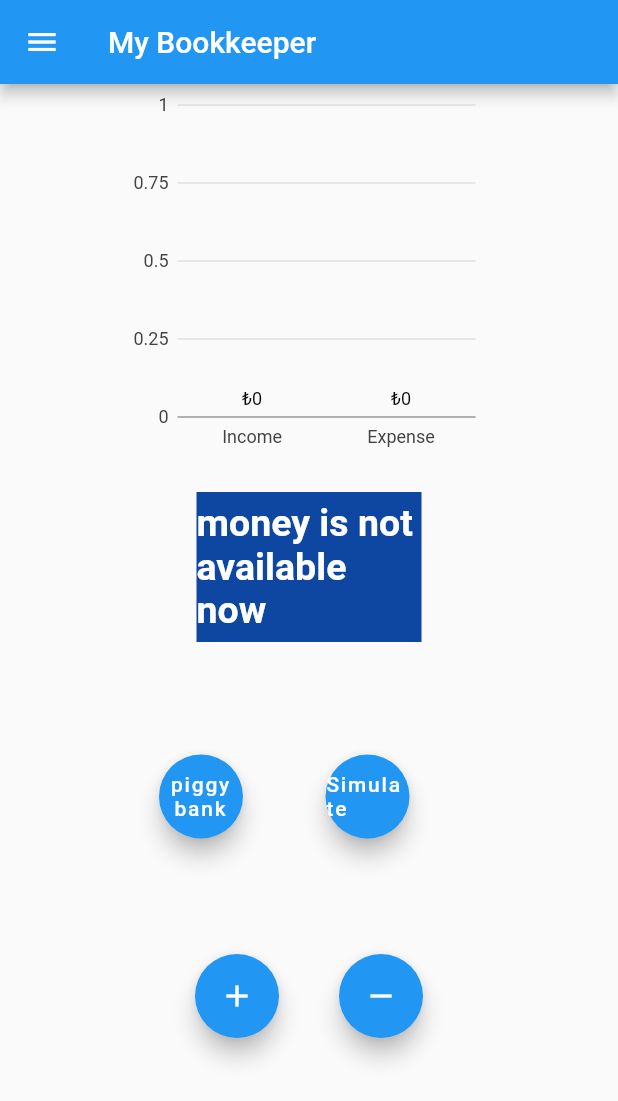
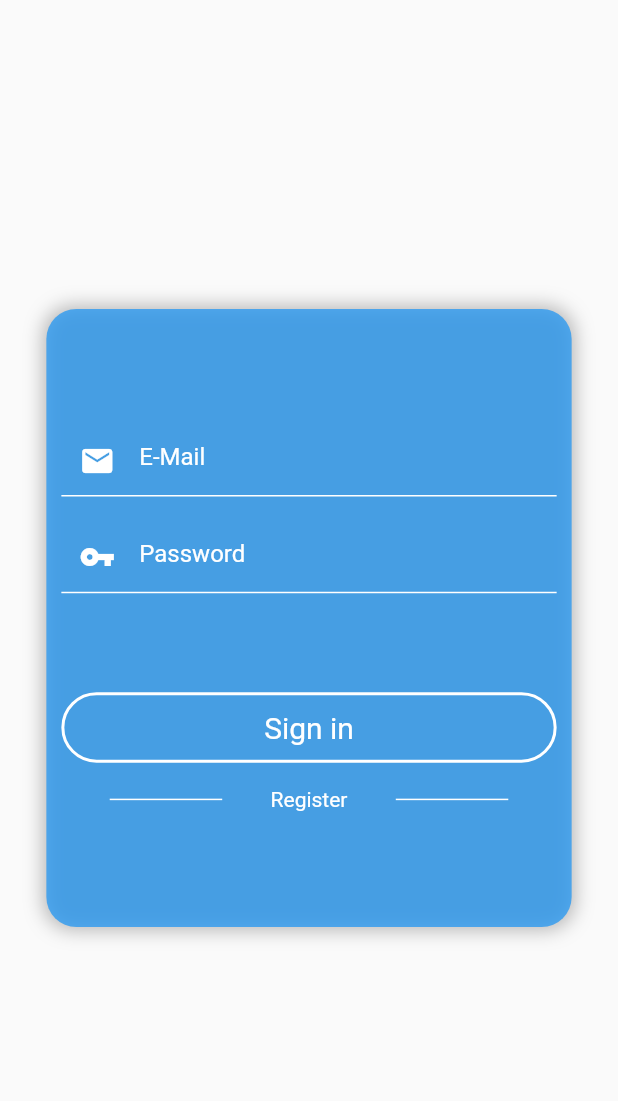
Before and after one commit to alperen8/budget_pro, a Flutter app: the screen it shows after launch, on a phone screen of 412 x 824 dp. Shown: the top 1101 px of the screen. Run offline on Flutter 3.47's test engine with Material 2 defaults, Android fonts, the phone set to English and light mode, and no system bars; our stand-ins replace charts_flutter, cloud_firestore, firebase_auth, firebase_core; accounts and stored records are empty.

Commit message:
second commit

```diff
--- /dev/null
+++ b/lib/service/auth.dart
@@ -0,0 +1,38 @@
+import 'package:cloud_firestore/cloud_firestore.dart';
+import 'package:firebase_auth/firebase_auth.dart';
+
+class AuthService {
+  final FirebaseAuth _auth = FirebaseAuth.instance;
+  final FirebaseFirestore _firestore = FirebaseFirestore.instance;
+
+  //giriş yap fonksiyonu
+  Future<User> signIn(String email, String password) async {
+    var user = await _auth.signInWithEmailAndPassword(
+        email: email, password: password);
+    return user.user;
+  }
+
+  //çıkış yap fonksiyonu
+  signOut() async {
+    return await _auth.signOut();
+  }
+
+  //kayıt ol fonksiyonu
+  Future<User> createPerson(String name, String email, String password) async {
+    var user = await _auth.createUserWithEmailAndPassword(
+        email: email, password: password);
+
+    await _firestore.collection("users").doc(user.user.uid).set({
+      'userName': name,
+      'email': email,
+      'expense': {},
+      'income': {},
+      'money': 0,
+      'piggyBank': 0,
+      'totalExpense': 0,
+      'totalIncome': 0,
+    });
+
+    return user.user;
+  }
+}
--- /dev/null
+++ b/lib/signIn.dart
@@ -0,0 +1,170 @@
+import 'package:flutter/material.dart';
+import 'package:se380final/main.dart';
+import 'package:se380final/main_page.dart';
+import 'package:se380final/register.dart';
+import 'service/auth.dart';
+
+class LoginPage extends StatefulWidget {
+  @override
+  _LoginPageState createState() => _LoginPageState();
+}
+
+class _LoginPageState extends State<LoginPage> {
+  final TextEditingController _emailController = TextEditingController();
+  final TextEditingController _passwordController = TextEditingController();
+
+  AuthService _authService = AuthService();
+
+  @override
+  Widget build(BuildContext context) {
+    var size = MediaQuery.of(context).size;
+    return Scaffold(
+        body: Center(
+      child: Padding(
+        padding: const EdgeInsets.symmetric(horizontal: 10.0),
+        child: Container(
+          height: size.height * .5,
+          width: size.width * .85,
+          decoration: BoxDecoration(
+              color: Colors.blue.withOpacity(.75),
+              borderRadius: BorderRadius.all(Radius.circular(20)),
+              boxShadow: [
+                BoxShadow(
+                    color: Colors.grey.withOpacity(.75),
+                    blurRadius: 10,
+                    spreadRadius: 2)
+              ]),
+          child: Padding(
+            padding: const EdgeInsets.all(10.0),
+            child: Center(
+              child: Column(
+                mainAxisAlignment: MainAxisAlignment.center,
+                children: [
+                  TextField(
+                      controller: _emailController,
+                      style: TextStyle(
+                        color: Colors.white,
+                      ),
+                      cursorColor: Colors.white,
+                      keyboardType: TextInputType.emailAddress,
+                      decoration: InputDecoration(
+                        prefixIcon: Icon(
+                          Icons.mail,
+                          color: Colors.white,
+                        ),
+                        hintText: 'E-Mail',
+                        prefixText: ' ',
+                        hintStyle: TextStyle(color: Colors.white),
+                        focusColor: Colors.white,
+                        focusedBorder: UnderlineInputBorder(
+                            borderSide: BorderSide(
+                          color: Colors.white,
+                        )),
+                        enabledBorder: UnderlineInputBorder(
+                            borderSide: BorderSide(
+                          color: Colors.white,
+                        )),
+                      )),
+                  SizedBox(
+                    height: size.height * 0.02,
+                  ),
+                  TextField(
+                      style: TextStyle(
+                        color: Colors.white,
+                      ),
+                      cursorColor: Colors.white,
+                      controller: _passwordController,
+                      obscureText: true,
+                      decoration: InputDecoration(
+                        prefixIcon: Icon(
+                          Icons.vpn_key,
+                          color: Colors.white,
+                        ),
+                        hintText: 'Password',
+                        prefixText: ' ',
+                        hintStyle: TextStyle(
+                          color: Colors.white,
+                        ),
+                        focusColor: Colors.white,
+                        focusedBorder: UnderlineInputBorder(
+                            borderSide: BorderSide(
+                          color: Colors.white,
+                        )),
+                        enabledBorder: UnderlineInputBorder(
+                            borderSide: BorderSide(
+                          color: Colors.white,
+                        )),
+                      )),
+                  SizedBox(
+                    height: size.height * 0.08,
+                  ),
+                  InkWell(
+                    onTap: () {
+                      _authService
+                          .signIn(
+                              _emailController.text, _passwordController.text)
+                          .then((value) {
+                        return Navigator.push(
+                            context,
+                            MaterialPageRoute(
+                                builder: (context) => MainPage()));
+                      });
+                    },
+                    child: Container(
+                      padding: EdgeInsets.symmetric(vertical: 5),
+                      decoration: BoxDecoration(
+                          border: Border.all(color: Colors.white, width: 2),
+                          //color: colorPrimaryShade,
+                          borderRadius: BorderRadius.all(Radius.circular(30))),
+                      child: Padding(
+                        padding: const EdgeInsets.all(5.0),
+                        child: Center(
+                            child: Text(
+                          "Sign in",
+                          style: TextStyle(
+                            color: Colors.white,
+                            fontSize: 20,
+                          ),
+                        )),
+                      ),
+                    ),
+                  ),
+                  SizedBox(
+                    height: size.height * 0.02,
+                  ),
+                  InkWell(
+                    onTap: () {
+                      Navigator.push(
+                          context,
+                          MaterialPageRoute(
+                              builder: (context) => RegisterPage()));
+                    },
+                    child: Row(
+                      mainAxisAlignment: MainAxisAlignment.spaceEvenly,
+                      children: [
+                        Container(
+                          height: 1,
+                          width: 75,
+                          color: Colors.white,
+                        ),
+                        Text(
+                          "Register",
+                          style: TextStyle(color: Colors.white),
+                        ),
+                        Container(
+                          height: 1,
+                          width: 75,
+                          color: Colors.white,
+                        ),
+                      ],
+                    ),
+                  )
+                ],
+              ),
+            ),
+          ),
+        ),
+      ),
+    ));
+  }
+}
--- a/lib/splash_screen.dart
+++ b/lib/splash_screen.dart
@@ -1,6 +1,7 @@
 import 'package:firebase_core/firebase_core.dart';
 import 'package:flutter/material.dart';
 import 'package:se380final/main_page.dart';
+import 'package:se380final/signIn.dart';
 
 class SplashScreen extends StatefulWidget {
   const SplashScreen({Key? key}) : super(key: key);
@@ -21,7 +22,7 @@ class _SplashScreenState extends State<SplashScreen> {
     await Firebase.initializeApp();
     //await Future.delayed(Duration(seconds: 5));
     Navigator.of(context)
-        .pushReplacement(MaterialPageRoute(builder: (context) => MainPage()));
+        .pushReplacement(MaterialPageRoute(builder: (context) => LoginPage()));
   }
 
   @override
--- a/pubspec.yaml
+++ b/pubspec.yaml
@@ -26,6 +26,7 @@ dependencies:
   firebase_core: "^0.7.0"
   cloud_firestore: "^0.16.0+1"
   charts_flutter: ^0.10.0
+  firebase_auth: "^0.20.1"
 
   # The following adds the Cupertino Icons font to your application.
   # Use with the CupertinoIcons class for iOS style icons.
```
Also changed, not shown: lib/SideBar.dart (+15 -1 lines), lib/edit_expense.dart (+6 -3 lines), lib/edit_income.dart (+6 -3 lines), lib/main_page.dart (+19 -19 lines), lib/register.dart (added, +231 -0 lines), pubspec.lock.
